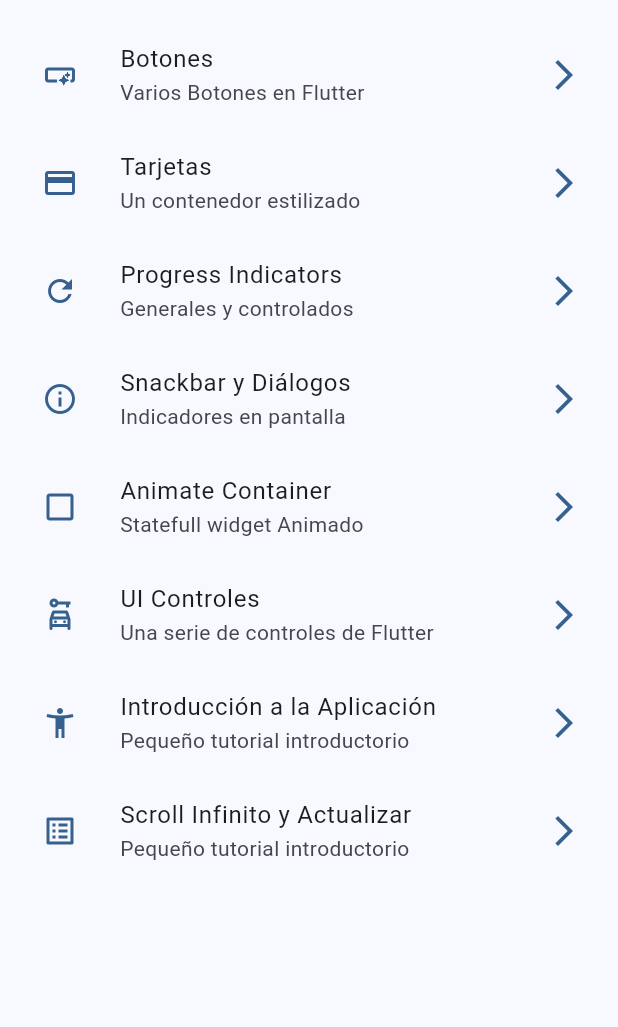
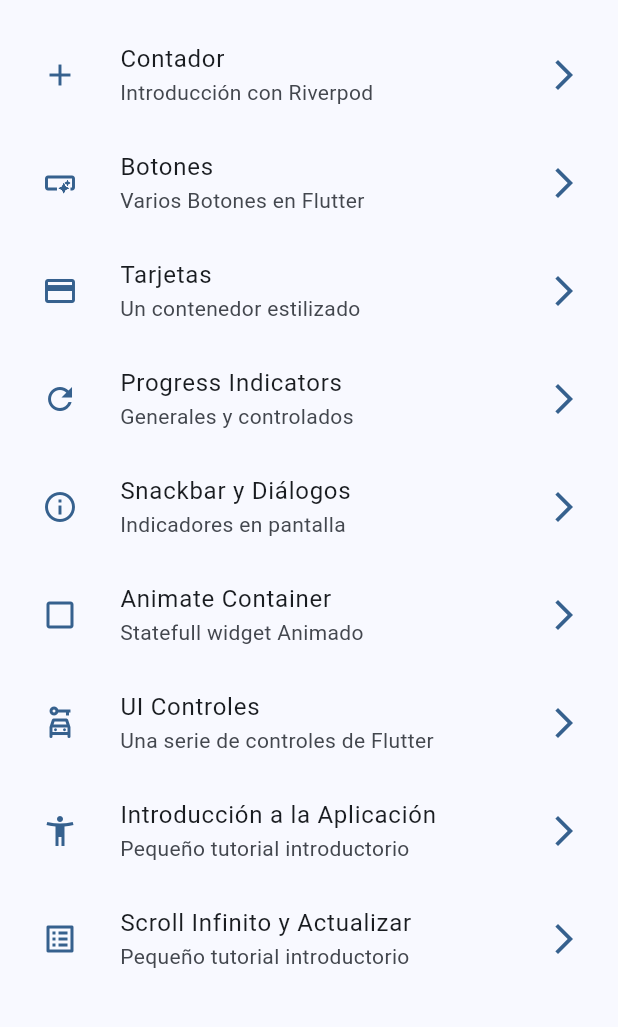
Before and after one commit to edinsonsan/my-widgets-app, a Flutter app: the screen it shows after launch, on a phone screen of 412 x 824 dp, the part 63-1090 px from its top. Run offline on Flutter 3.47's test engine with Material 3 defaults, Android fonts, the phone set to English and light mode, and no system bars; our stand-ins replace animate_do, go_router.

Commit message:
Preparación de pantalla para Riverpod

```diff
--- a/lib/config/menu/menu_items.dart
+++ b/lib/config/menu/menu_items.dart
@@ -15,6 +15,12 @@ class MenuItems {
 }
 
 const appMenuItems = <MenuItems>[
+  MenuItems(
+    titulo: 'Contador',
+    subTitulo: 'Introducción con Riverpod',
+    link: '/counter-river',
+    icon: Icons.add
+  ),
   MenuItems(
     titulo: 'Botones',
     subTitulo: 'Varios Botones en Flutter',
--- a/lib/config/router/app_router.dart
+++ b/lib/config/router/app_router.dart
@@ -10,6 +10,12 @@ final appRouter = GoRouter(
       path: '/',
       name: HomeScreen.name,
       builder: (context, state) => const HomeScreen(),
+    ),
+
+    GoRoute(
+      path: '/counter-river',
+      name: CounterScreeen.name,
+      builder: (context, state) => const CounterScreeen(),
     ),
 
     GoRoute(
--- a/pubspec.yaml
+++ b/pubspec.yaml
@@ -10,6 +10,7 @@ dependencies:
   animate_do: ^4.2.0
   flutter:
     sdk: flutter
+  flutter_riverpod: ^2.6.1
   go_router: ^14.8.1
 
 dev_dependencies:
```
Also changed, not shown: lib/presentatio/screens/counter/counterScreen.dart (added, +18 -0 lines), lib/presentatio/screens/screens.dart (+5 -3 lines), pubspec.lock.
